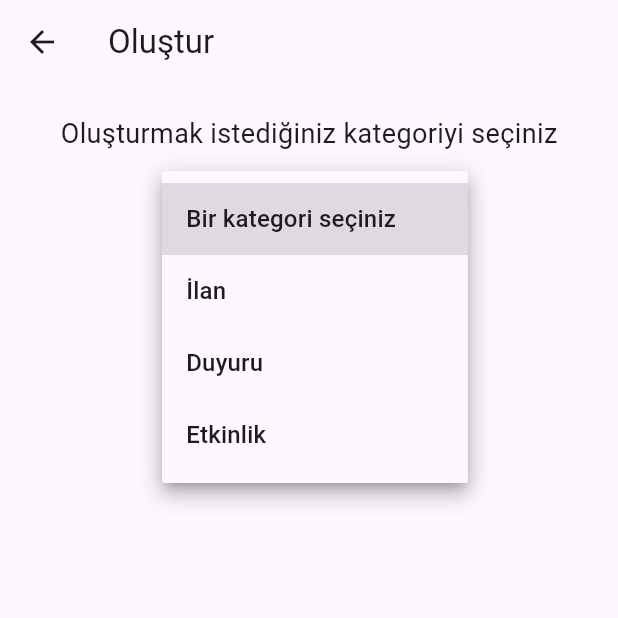
After one commit to gokcearslan/EkoPal, a Flutter app: the CreatePage screen opened directly, after a tap on "Bir kategori seçiniz", on a phone screen of 412 x 824 dp, the top half of it. The commit adds this screen. Run offline on Flutter 3.47's test engine with Material 3 defaults, Android fonts, the phone set to English and light mode, and no system bars; our stand-ins replace cloud_firestore, firebase_auth, firebase_core, image_picker; accounts and stored records are empty; network calls fail.

Commit message:
category common creation page added

```diff
--- /dev/null
+++ b/lib/create_page.dart
@@ -0,0 +1,104 @@
+import 'package:flutter/material.dart';
+
+class CreatePage extends StatefulWidget {
+  @override
+  _CreatePageState createState() => _CreatePageState();
+}
+
+class _CreatePageState extends State<CreatePage> {
+  String _selectedOption = '';
+
+  Widget _buildContent() {
+    switch (_selectedOption) {
+      case 'İlan':
+        return IlanWidget();
+      case 'Duyuru':
+        return DuyuruWidget();
+      case 'Etkinlik':
+        return EtkinlikWidget();
+      default:
+        return Container();
+    }
+  }
+
+  @override
+  Widget build(BuildContext context) {
+    return Scaffold(
+      appBar: AppBar(
+        title: Text('Oluştur'),
+      ),
+      body: ListView(
+        shrinkWrap: true,
+        children: [
+          Center(
+            child: Column(
+              mainAxisAlignment: MainAxisAlignment.center,
+              children: [
+                SizedBox(height: 20),
+                Text(
+                  'Oluşturmak istediğiniz kategoriyi seçiniz',
+                  style: TextStyle(fontSize: 18),
+                ),
+                SizedBox(height: 20),
+                DropdownButton<String>(
+                  value: _selectedOption,
+                  items: <String>['', 'İlan', 'Duyuru', 'Etkinlik']
+                      .map((String value) {
+                    return DropdownMenuItem<String>(
+                      value: value,
+                      child: Text(
+                          value.isEmpty ? 'Bir kategori seçiniz' : value),
+                    );
+                  }).toList(),
+                  onChanged: (String? newValue) {
+                    setState(() {
+                      _selectedOption = newValue!;
+                    });
+                  },
+                ),
+                SizedBox(height: 20),
+                _buildContent(),
+              ],
+            ),
+          ),
+        ],
+      ),
+    );
+  }
+}
+
+class IlanWidget extends StatelessWidget {
+  @override
+  Widget build(BuildContext context) {
+    return Container(
+      child: Text(
+        'İlan sayfası',
+        style: TextStyle(fontSize: 24),
+      ),
+    );
+  }
+}
+
+class DuyuruWidget extends StatelessWidget {
+  @override
+  Widget build(BuildContext context) {
+    return Container(
+      child: Text(
+        'Duyuru Sayfası',
+        style: TextStyle(fontSize: 24),
+      ),
+    );
+  }
+}
+
+class EtkinlikWidget extends StatelessWidget {
+  @override
+  Widget build(BuildContext context) {
+    return Container(
+      child: Text(
+        'Etlinlik Sayfası',
+        style: TextStyle(fontSize: 24),
+      ),
+    );
+  }
+}
--- a/lib/homepage.dart
+++ b/lib/homepage.dart
@@ -5,7 +5,7 @@ import 'package:ekopal/login_page.dart';
 import 'package:ekopal/colors.dart';
 import 'package:ekopal/profile_page.dart';
 import 'announcements.dart';
-import 'create_page.dart'; // Import the profile page
+import 'create_page.dart';
 
 class HomePage extends StatefulWidget {
   const HomePage({Key? key}) : super(key: key);
```
